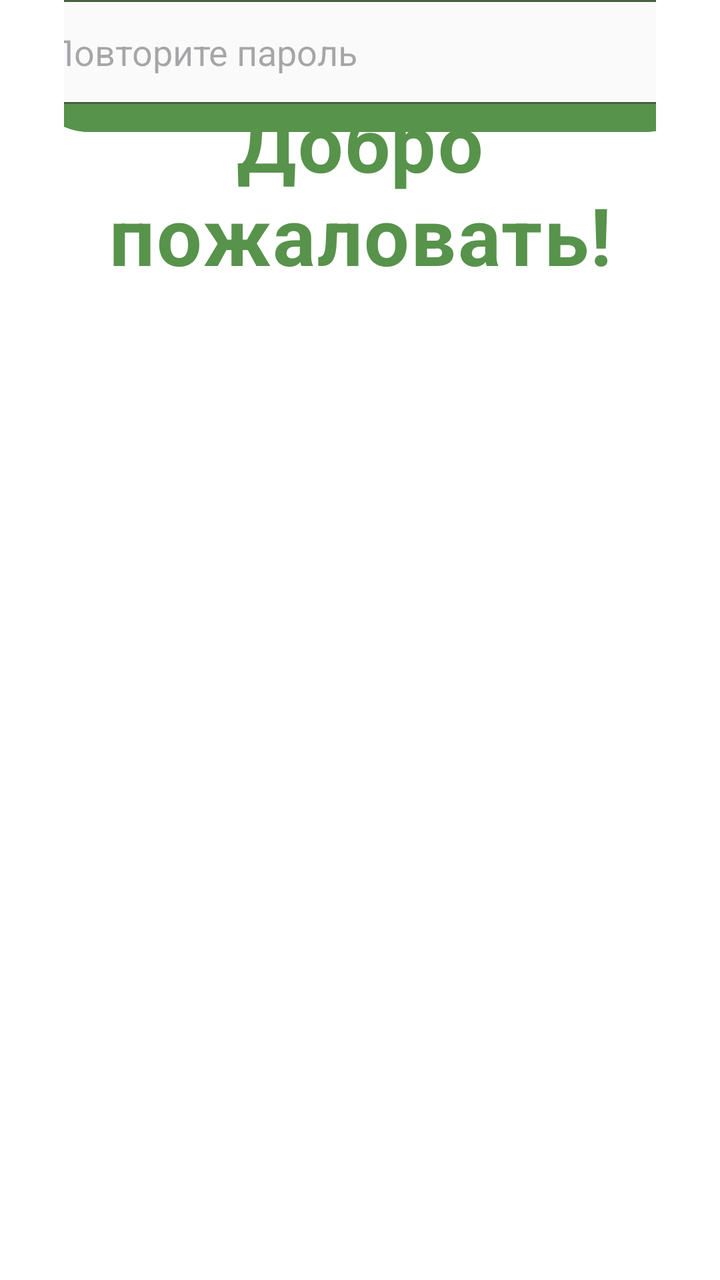
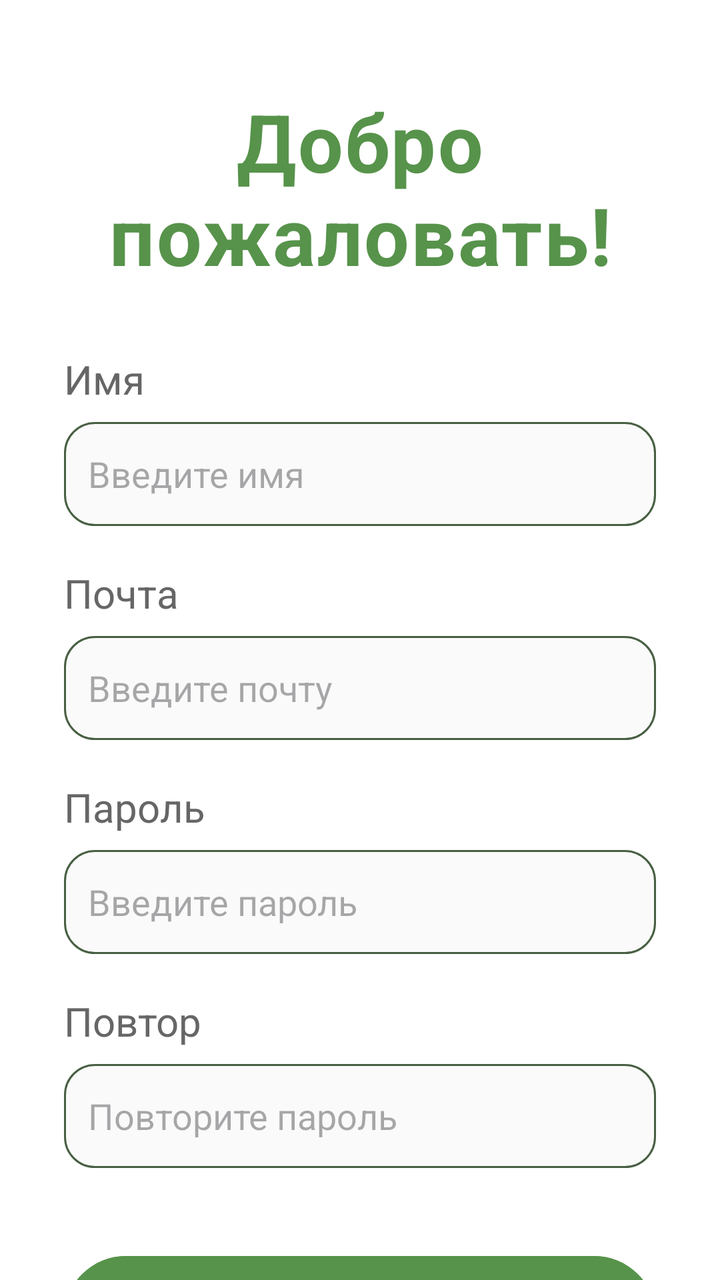

Screens rendered from an Android XML layout before and after an edit, with the pre-edit source and the edit as a unified diff.
<!-- AndroidManifest.xml: application theme Theme.EnglishApp -->
<!-- res/layout/registration.xml -->
<?xml version="1.0" encoding="utf-8"?>
<androidx.constraintlayout.widget.ConstraintLayout
    xmlns:android="http://schemas.android.com/apk/res/android"
    xmlns:app="http://schemas.android.com/apk/res-auto"
    xmlns:tools="http://schemas.android.com/tools"
    android:layout_width="match_parent"
    android:layout_height="match_parent"
    android:background="@color/white"
    android:paddingHorizontal="32dp"
    tools:context=".MainActivity">


    <TextView
        android:id="@+id/tvGreeting"
        android:layout_width="wrap_content"
        android:layout_height="wrap_content"
        android:layout_marginTop="44dp"
        android:letterSpacing="0.02"
        android:text="Добро пожаловать!"
        android:textAlignment="center"
        android:textColor="@color/greenMain"
        android:textSize="40sp"
        android:textStyle="bold"
        app:layout_constraintEnd_toEndOf="parent"
        app:layout_constraintHorizontal_bias="0.0"
        app:layout_constraintStart_toStartOf="parent"
        app:layout_constraintTop_toTopOf="parent" />


    <Button
        android:id="@+id/btn_sign_up"
        android:layout_width="340dp"
        android:layout_height="70dp"
        android:layout_weight="0.8"
        android:backgroundTint="@color/greenMain"
        android:text="ЗАРЕГИСТРИРОВАТЬСЯ"
        android:textSize="20sp"
        app:layout_constraintEnd_toEndOf="parent"
        app:layout_constraintHorizontal_bias="0.428"
        app:layout_constraintStart_toStartOf="parent"
        tools:layout_editor_absoluteY="594dp" />

    <TextView
        android:layout_width="wrap_content"
        android:layout_height="wrap_content"
        android:text="Имя"
        android:textColor="#666666"
        android:textSize="20sp"
        tools:layout_editor_absoluteX="15dp"
        tools:layout_editor_absoluteY="159dp" />

    <TextView
        android:layout_width="wrap_content"
        android:layout_height="wrap_content"
        android:text="Почта"
        android:textColor="#666666"
        android:textSize="20sp"
        tools:layout_editor_absoluteX="15dp"
        tools:layout_editor_absoluteY="266dp" />

    <TextView
        android:layout_width="wrap_content"
        android:layout_height="wrap_content"
        android:text="Пароль"
        android:textColor="#666666"
        android:textSize="20sp"
        tools:layout_editor_absoluteX="15dp"
        tools:layout_editor_absoluteY="372dp" />


    <TextView
        android:layout_width="wrap_content"
        android:layout_height="wrap_content"
        android:text="Повтор"
        android:textColor="#666666"
        android:textSize="20sp"
        tools:layout_editor_absoluteX="15dp"
        tools:layout_editor_absoluteY="481dp" />

    <EditText
        android:id="@+id/wordInput"
        android:layout_width="337dp"
        android:layout_height="52dp"
        android:background="@drawable/edittext_background"
        android:hint="Введите имя"
        android:padding="12dp"
        app:layout_constraintEnd_toEndOf="parent"
        app:layout_constraintStart_toStartOf="parent"
        tools:layout_editor_absoluteY="192dp" />

    <EditText
        android:id="@+id/wordInput"
        android:layout_width="337dp"
        android:layout_height="52dp"
        android:background="@drawable/edittext_background"
        android:hint="Введите почту"
        android:padding="12dp"
        app:layout_constraintEnd_toEndOf="parent"
        app:layout_constraintStart_toStartOf="parent"
        tools:layout_editor_absoluteY="300dp" />

    <EditText
        android:id="@+id/wordInput"
        android:layout_width="337dp"
        android:layout_height="52dp"
        android:background="@drawable/edittext_background"
        android:hint="Введите пароль"
        android:padding="12dp"
        app:layout_constraintEnd_toEndOf="parent"
        app:layout_constraintStart_toStartOf="parent"
        tools:layout_editor_absoluteY="407dp" />

    <EditText
        android:id="@+id/wordInput"
        android:layout_width="337dp"
        android:layout_height="52dp"
        android:background="@drawable/edittext_background"
        android:hint="Повторите пароль"
        android:padding="12dp"
        app:layout_constraintEnd_toEndOf="parent"
        app:layout_constraintStart_toStartOf="parent"
        tools:layout_editor_absoluteY="515dp" />

</androidx.constraintlayout.widget.ConstraintLayout>
<!-- resources referenced by this layout -->
<resources>
  <color name="greenMain">#57934B</color>
  <color name="white">#FFFFFFFF</color>
  <!-- drawable edittext_background (drawable) -->
  <?xml version="1.0" encoding="utf-8"?>
  <shape xmlns:android="http://schemas.android.com/apk/res/android">
      <solid android:color="#FAFAFA"/>
      <stroke android:width="1dp" android:color="@color/darkGreen"/>
      <corners android:radius="15dp"/>
      <padding android:left="8dp" android:top="8dp" android:right="8dp" android:bottom="8dp"/>
  </shape>
  <style name="Theme.EnglishApp" parent="Base.Theme.EnglishApp">
          <item name="buttonSearch">@style/ButtonSearch</item>
      </style>
  <color name="darkGreen">#485F43</color>
  <style name="Base.Theme.EnglishApp" parent="Theme.Material3.DayNight.NoActionBar">
          <item name="android:windowBackground">@color/white</item>
      </style>
  <style name="ButtonSearch">
          <item name="android:src">@drawable/searchicon</item>
      </style>
  <!-- drawable searchicon (drawable) -->
  <vector xmlns:android="http://schemas.android.com/apk/res/android"
      android:width="24dp"
      android:height="24dp"
      android:viewportWidth="24"
      android:viewportHeight="24">
    <path
        android:pathData="M21,21L16.66,16.66"
        android:strokeLineJoin="round"
        android:strokeWidth="2"
        android:fillColor="#00000000"
        android:strokeColor="#13360A"
        android:strokeLineCap="round"/>
    <path
        android:pathData="M11,19C15.418,19 19,15.418 19,11C19,6.582 15.418,3 11,3C6.582,3 3,6.582 3,11C3,15.418 6.582,19 11,19Z"
        android:strokeLineJoin="round"
        android:strokeWidth="2"
        android:fillColor="#00000000"
        android:strokeColor="#13360A"
        android:strokeLineCap="round"/>
  </vector>
</resources>

<!-- the commit's change to res/layout/registration.xml (unified diff, before → after) -->
@@ -9,10 +9,9 @@
     android:paddingHorizontal="32dp"
     tools:context=".MainActivity">
 
-
     <TextView
         android:id="@+id/tvGreeting"
-        android:layout_width="wrap_content"
+        android:layout_width="0dp"
         android:layout_height="wrap_content"
         android:layout_marginTop="44dp"
         android:letterSpacing="0.02"
@@ -22,103 +21,113 @@
         android:textSize="40sp"
         android:textStyle="bold"
         app:layout_constraintEnd_toEndOf="parent"
-        app:layout_constraintHorizontal_bias="0.0"
         app:layout_constraintStart_toStartOf="parent"
         app:layout_constraintTop_toTopOf="parent" />
 
-
-    <Button
-        android:id="@+id/btn_sign_up"
-        android:layout_width="340dp"
-        android:layout_height="70dp"
-        android:layout_weight="0.8"
-        android:backgroundTint="@color/greenMain"
-        android:text="ЗАРЕГИСТРИРОВАТЬСЯ"
-        android:textSize="20sp"
-        app:layout_constraintEnd_toEndOf="parent"
-        app:layout_constraintHorizontal_bias="0.428"
-        app:layout_constraintStart_toStartOf="parent"
-        tools:layout_editor_absoluteY="594dp" />
-
     <TextView
+        android:id="@+id/tvNameLabel"
         android:layout_width="wrap_content"
         android:layout_height="wrap_content"
+        android:layout_marginTop="32dp"
         android:text="Имя"
         android:textColor="#666666"
         android:textSize="20sp"
-        tools:layout_editor_absoluteX="15dp"
-        tools:layout_editor_absoluteY="159dp" />
-
-    <TextView
-        android:layout_width="wrap_content"
-        android:layout_height="wrap_content"
-        android:text="Почта"
-        android:textColor="#666666"
-        android:textSize="20sp"
-        tools:layout_editor_absoluteX="15dp"
-        tools:layout_editor_absoluteY="266dp" />
-
-    <TextView
-        android:layout_width="wrap_content"
-        android:layout_height="wrap_content"
-        android:text="Пароль"
-        android:textColor="#666666"
-        android:textSize="20sp"
-        tools:layout_editor_absoluteX="15dp"
-        tools:layout_editor_absoluteY="372dp" />
-
-
-    <TextView
-        android:layout_width="wrap_content"
-        android:layout_height="wrap_content"
-        android:text="Повтор"
-        android:textColor="#666666"
-        android:textSize="20sp"
-        tools:layout_editor_absoluteX="15dp"
-        tools:layout_editor_absoluteY="481dp" />
+        app:layout_constraintStart_toStartOf="parent"
+        app:layout_constraintTop_toBottomOf="@+id/tvGreeting" />
 
     <EditText
-        android:id="@+id/wordInput"
-        android:layout_width="337dp"
+        android:id="@+id/etName"
+        android:layout_width="0dp"
         android:layout_height="52dp"
+        android:layout_marginTop="8dp"
         android:background="@drawable/edittext_background"
         android:hint="Введите имя"
         android:padding="12dp"
         app:layout_constraintEnd_toEndOf="parent"
         app:layout_constraintStart_toStartOf="parent"
-        tools:layout_editor_absoluteY="192dp" />
+        app:layout_constraintTop_toBottomOf="@+id/tvNameLabel" />
+
+    <TextView
+        android:id="@+id/tvEmailLabel"
+        android:layout_width="wrap_content"
+        android:layout_height="wrap_content"
+        android:layout_marginTop="20dp"
+        android:text="Почта"
+        android:textColor="#666666"
+        android:textSize="20sp"
+        app:layout_constraintStart_toStartOf="parent"
+        app:layout_constraintTop_toBottomOf="@+id/etName" />
 
     <EditText
-        android:id="@+id/wordInput"
-        android:layout_width="337dp"
+        android:id="@+id/etEmail"
+        android:layout_width="0dp"
         android:layout_height="52dp"
+        android:layout_marginTop="8dp"
         android:background="@drawable/edittext_background"
         android:hint="Введите почту"
         android:padding="12dp"
         app:layout_constraintEnd_toEndOf="parent"
         app:layout_constraintStart_toStartOf="parent"
-        tools:layout_editor_absoluteY="300dp" />
+        app:layout_constraintTop_toBottomOf="@+id/tvEmailLabel" />
+
+    <TextView
+        android:id="@+id/tvPasswordLabel"
+        android:layout_width="wrap_content"
+        android:layout_height="wrap_content"
+        android:layout_marginTop="20dp"
+        android:text="Пароль"
+        android:textColor="#666666"
+        android:textSize="20sp"
+        app:layout_constraintStart_toStartOf="parent"
+        app:layout_constraintTop_toBottomOf="@+id/etEmail" />
 
     <EditText
-        android:id="@+id/wordInput"
-        android:layout_width="337dp"
+        android:id="@+id/etPassword"
+        android:layout_width="0dp"
         android:layout_height="52dp"
+        android:layout_marginTop="8dp"
         android:background="@drawable/edittext_background"
         android:hint="Введите пароль"
         android:padding="12dp"
         app:layout_constraintEnd_toEndOf="parent"
         app:layout_constraintStart_toStartOf="parent"
-        tools:layout_editor_absoluteY="407dp" />
+        app:layout_constraintTop_toBottomOf="@+id/tvPasswordLabel" />
+
+    <TextView
+        android:id="@+id/tvRepeatPasswordLabel"
+        android:layout_width="wrap_content"
+        android:layout_height="wrap_content"
+        android:layout_marginTop="20dp"
+        android:text="Повтор"
+        android:textColor="#666666"
+        android:textSize="20sp"
+        app:layout_constraintStart_toStartOf="parent"
+        app:layout_constraintTop_toBottomOf="@+id/etPassword" />
 
     <EditText
-        android:id="@+id/wordInput"
-        android:layout_width="337dp"
+        android:id="@+id/etRepeatPassword"
+        android:layout_width="0dp"
         android:layout_height="52dp"
+        android:layout_marginTop="8dp"
         android:background="@drawable/edittext_background"
         android:hint="Повторите пароль"
         android:padding="12dp"
         app:layout_constraintEnd_toEndOf="parent"
         app:layout_constraintStart_toStartOf="parent"
-        tools:layout_editor_absoluteY="515dp" />
+        app:layout_constraintTop_toBottomOf="@+id/tvRepeatPasswordLabel" />
+
+    <Button
+        android:id="@+id/btn_sign_up"
+        android:layout_width="0dp"
+        android:layout_height="70dp"
+        android:layout_marginTop="40dp"
+        android:backgroundTint="@color/greenMain"
+        android:text="ЗАРЕГИСТРИРОВАТЬСЯ"
+        android:textSize="20sp"
+        app:layout_constraintBottom_toBottomOf="parent"
+        app:layout_constraintEnd_toEndOf="parent"
+        app:layout_constraintStart_toStartOf="parent"
+        app:layout_constraintTop_toBottomOf="@+id/etRepeatPassword"
+        app:layout_constraintVertical_bias="0.0" />
 
 </androidx.constraintlayout.widget.ConstraintLayout>
